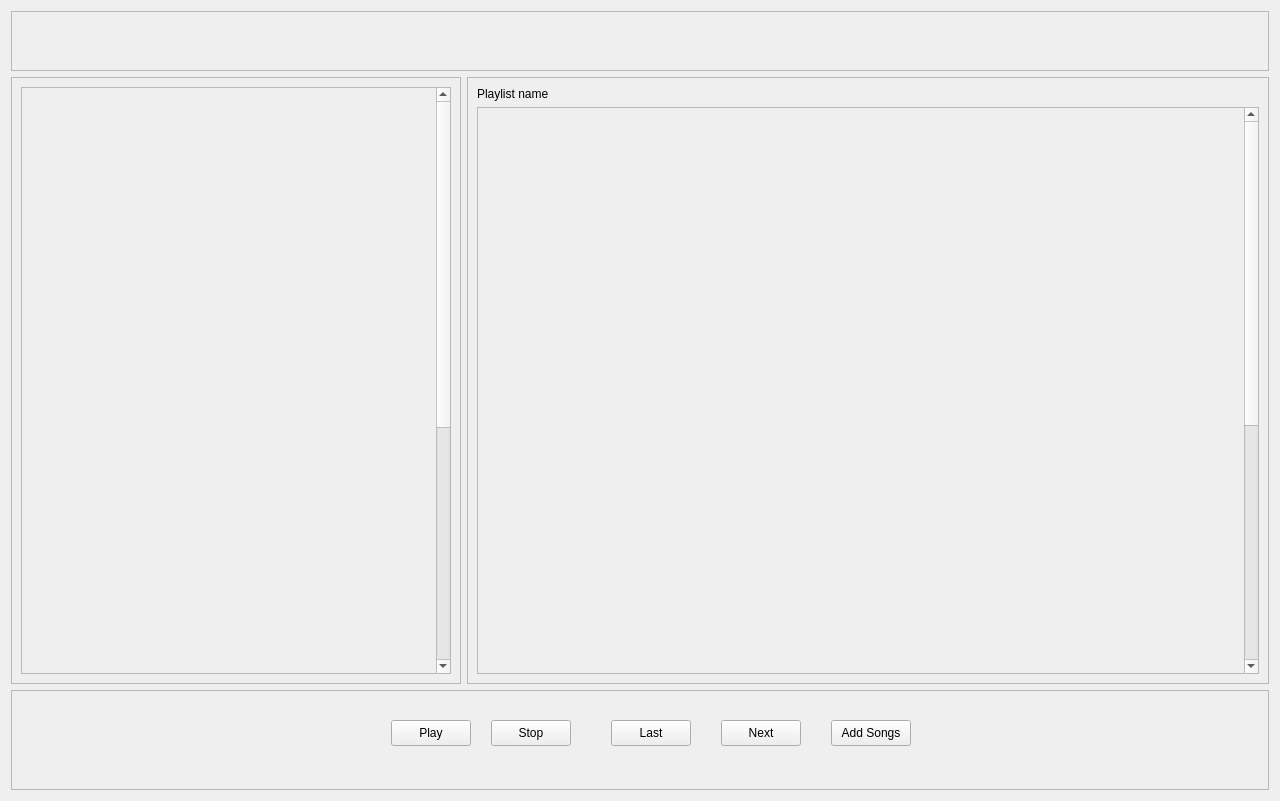
This is SoundDrive/main.ui in Nmstr/SoundDrive as Qt 5 draws it before an edit. The edited form follows.
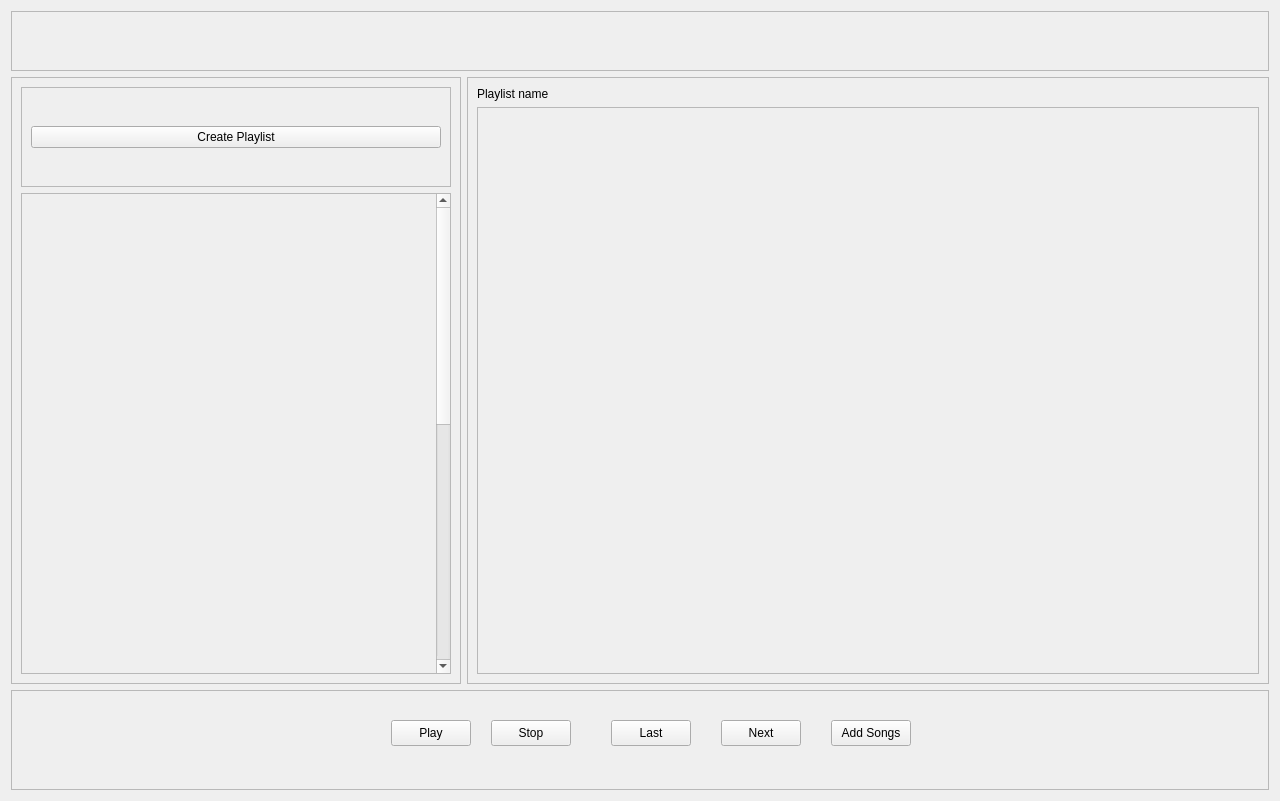
This is the edited form.

Commit message: playlists can now be created

Diff of the .ui file:
```diff
--- a/SoundDrive/main.ui
+++ b/SoundDrive/main.ui
@@ -52,6 +52,31 @@
       <enum>QFrame::Shadow::Raised</enum>
      </property>
      <layout class="QVBoxLayout" name="verticalLayout">
+      <item>
+       <widget class="QFrame" name="frame">
+        <property name="minimumSize">
+         <size>
+          <width>0</width>
+          <height>100</height>
+         </size>
+        </property>
+        <property name="frameShape">
+         <enum>QFrame::Shape::StyledPanel</enum>
+        </property>
+        <property name="frameShadow">
+         <enum>QFrame::Shadow::Raised</enum>
+        </property>
+        <layout class="QGridLayout" name="gridLayout_3">
+         <item row="0" column="0">
+          <widget class="QPushButton" name="create_playlist_btn">
+           <property name="text">
+            <string>Create Playlist</string>
+           </property>
+          </widget>
+         </item>
+        </layout>
+       </widget>
+      </item>
       <item>
        <widget class="QScrollArea" name="playlist_scroll">
         <property name="widgetResizable">
@@ -286,16 +311,10 @@
            <rect>
             <x>0</x>
             <y>0</y>
-            <width>770</width>
-            <height>1000</height>
+            <width>784</width>
+            <height>565</height>
            </rect>
           </property>
-          <property name="minimumSize">
-           <size>
-            <width>0</width>
-            <height>1000</height>
-           </size>
-          </property>
          </widget>
         </widget>
        </item>
```
The commit also changes 1 other file.
